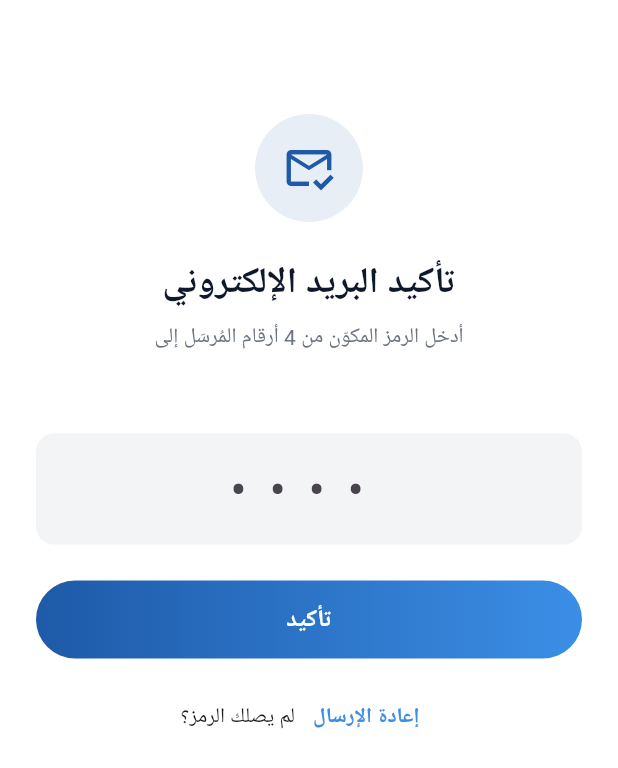
After one commit to FreeBird27798/mustamirr, a Flutter app: the VerifyEmailPage screen opened by its route, on a phone screen of 412 x 824 dp. The commit adds this screen. Shown: the top 768 px of the screen. Run offline on Flutter 3.47's test engine with Material 3 defaults, Android fonts, the phone set to English and light mode, and no system bars; our stand-ins replace dartz, dio, equatable, flutter_bloc, flutter_svg, get_it and 2 more; accounts and stored records are empty.

Commit message:
feat: integrate real auth API (login, register, email verification)- point API client at the real backend (reg-gaza.com)- wire login/logout to real endpoints; parse user + token from response- real register with username + password confirmation (student/teacher)- add OTP email-verification flow: verify-email screen, resend, new route- map backend's nested error envelope to Arabic failure messages

```diff
--- a/lib/core/api/api_client.dart
+++ b/lib/core/api/api_client.dart
@@ -1,7 +1,7 @@
 import 'package:dio/dio.dart';
 import 'package:shared_preferences/shared_preferences.dart';
 
-const String baseUrl = 'https://your-laravel-api.com/api';
+const String baseUrl = 'https://reg-gaza.com/api';
 
 class ApiClient {
   final Dio _dio;
--- a/lib/core/di/injection_container.dart
+++ b/lib/core/di/injection_container.dart
@@ -63,6 +63,8 @@ import '../../features/auth/domain/repositories/auth_repository.dart';
 import '../../features/auth/domain/usecases/login_usecase.dart';
 import '../../features/auth/domain/usecases/logout_usecase.dart';
 import '../../features/auth/domain/usecases/register_usecase.dart';
+import '../../features/auth/domain/usecases/resend_verification_usecase.dart';
+import '../../features/auth/domain/usecases/verify_email_usecase.dart';
 import '../../features/auth/presentation/bloc/auth_bloc.dart';
 
 final sl = GetIt.instance;
@@ -89,6 +91,8 @@ Future<void> initDependencies() async {
   // Auth — Use cases
   sl.registerLazySingleton(() => LoginUseCase(sl()));
   sl.registerLazySingleton(() => RegisterUseCase(sl()));
+  sl.registerLazySingleton(() => VerifyEmailUseCase(sl()));
+  sl.registerLazySingleton(() => ResendVerificationUseCase(sl()));
   sl.registerLazySingleton(() => LogoutUseCase(sl()));
 
   // Auth — Bloc
@@ -96,6 +100,8 @@ Future<void> initDependencies() async {
     () => AuthBloc(
       loginUseCase: sl(),
       registerUseCase: sl(),
+      verifyEmailUseCase: sl(),
+      resendVerificationUseCase: sl(),
       logoutUseCase: sl(),
     ),
   );
--- a/lib/core/errors/exceptions.dart
+++ b/lib/core/errors/exceptions.dart
@@ -1,5 +1,5 @@
-/// Exceptions thrown by the data layer (data sources). The repository
-/// catches them and converts them to Failures via `mapErrorToFailure`.
+// Exceptions thrown by the data layer (data sources). The repository
+// catches them and converts them to Failures via `mapErrorToFailure`.
 
 /// A general server/business error that already carries a user-facing
 /// message (e.g. a mock data source, or a manually-thrown error).
--- a/lib/core/utils/app_router.dart
+++ b/lib/core/utils/app_router.dart
@@ -4,6 +4,7 @@ import 'package:shared_preferences/shared_preferences.dart';
 
 import '../../features/auth/presentation/pages/login_page.dart';
 import '../../features/auth/presentation/pages/register_page.dart';
+import '../../features/auth/presentation/pages/verify_email_page.dart';
 import '../../features/auth/presentation/pages/onboarding_page.dart';
 import '../../features/auth/presentation/pages/splash_page.dart';
 import '../../features/student/presentation/pages/student_home_page.dart';
@@ -33,6 +34,7 @@ class AppRoutes {
   static const onboarding = '/onboarding';
   static const login = '/login';
   static const register = '/register';
+  static const verifyEmail = '/verify-email';
   static const studentHome = '/student';
   static const subjects = '/student/subjects';
   static const favorites = '/student/favorites';
@@ -76,7 +78,9 @@ final GoRouter appRouter = GoRouter(
     final token = prefs.getString('auth_token');
     final role = prefs.getString('user_role');
 
-    final isAuthPage = loc == AppRoutes.login || loc == AppRoutes.register;
+    final isAuthPage = loc == AppRoutes.login ||
+        loc == AppRoutes.register ||
+        loc == AppRoutes.verifyEmail;
 
     // No token → go to login
     if (token == null) {
@@ -105,6 +109,11 @@ final GoRouter appRouter = GoRouter(
     GoRoute(
       path: AppRoutes.register,
       builder: (context, _) => const RegisterPage(),
+    ),
+    GoRoute(
+      path: AppRoutes.verifyEmail,
+      builder: (context, state) =>
+          VerifyEmailPage(email: state.extra as String? ?? ''),
     ),
     StatefulShellRoute.indexedStack(
       builder: (context, state, navigationShell) {
--- a/lib/features/auth/domain/usecases/register_usecase.dart
+++ b/lib/features/auth/domain/usecases/register_usecase.dart
@@ -2,20 +2,21 @@ import 'package:dartz/dartz.dart';
 import 'package:equatable/equatable.dart';
 import '../../../../core/errors/failures.dart';
 import '../../../../core/usecases/usecase.dart';
-import '../entities/user_entity.dart';
 import '../repositories/auth_repository.dart';
 
-class RegisterUseCase implements UseCase<UserEntity, RegisterParams> {
+class RegisterUseCase implements UseCase<Unit, RegisterParams> {
   final AuthRepository repository;
 
   RegisterUseCase(this.repository);
 
   @override
-  Future<Either<Failure, UserEntity>> call(RegisterParams params) {
+  Future<Either<Failure, Unit>> call(RegisterParams params) {
     return repository.register(
       name: params.name,
       email: params.email,
+      username: params.username,
       password: params.password,
+      passwordConfirmation: params.passwordConfirmation,
       role: params.role,
     );
   }
@@ -24,16 +25,27 @@ class RegisterUseCase implements UseCase<UserEntity, RegisterParams> {
 class RegisterParams extends Equatable {
   final String name;
   final String email;
+  final String username;
   final String password;
+  final String passwordConfirmation;
   final String role;
 
   const RegisterParams({
     required this.name,
     required this.email,
+    required this.username,
     required this.password,
+    required this.passwordConfirmation,
     required this.role,
   });
 
   @override
-  List<Object> get props => [name, email, password, role];
+  List<Object> get props => [
+    name,
+    email,
+    username,
+    password,
+    passwordConfirmation,
+    role,
+  ];
 }
--- /dev/null
+++ b/lib/features/auth/domain/usecases/resend_verification_usecase.dart
@@ -0,0 +1,25 @@
+import 'package:dartz/dartz.dart';
+import 'package:equatable/equatable.dart';
+import '../../../../core/errors/failures.dart';
+import '../../../../core/usecases/usecase.dart';
+import '../repositories/auth_repository.dart';
+
+class ResendVerificationUseCase implements UseCase<Unit, ResendVerificationParams> {
+  final AuthRepository repository;
+
+  ResendVerificationUseCase(this.repository);
+
+  @override
+  Future<Either<Failure, Unit>> call(ResendVerificationParams params) {
+    return repository.resendVerification(email: params.email);
+  }
+}
+
+class ResendVerificationParams extends Equatable {
+  final String email;
+
+  const ResendVerificationParams({required this.email});
+
+  @override
+  List<Object> get props => [email];
+}
--- /dev/null
+++ b/lib/features/auth/domain/usecases/verify_email_usecase.dart
@@ -0,0 +1,26 @@
+import 'package:dartz/dartz.dart';
+import 'package:equatable/equatable.dart';
+import '../../../../core/errors/failures.dart';
+import '../../../../core/usecases/usecase.dart';
+import '../repositories/auth_repository.dart';
+
+class VerifyEmailUseCase implements UseCase<Unit, VerifyEmailParams> {
+  final AuthRepository repository;
+
+  VerifyEmailUseCase(this.repository);
+
+  @override
+  Future<Either<Failure, Unit>> call(VerifyEmailParams params) {
+    return repository.verifyEmail(email: params.email, otp: params.otp);
+  }
+}
+
+class VerifyEmailParams extends Equatable {
+  final String email;
+  final String otp;
+
+  const VerifyEmailParams({required this.email, required this.otp});
+
+  @override
+  List<Object> get props => [email, otp];
+}
--- a/lib/features/auth/presentation/bloc/auth_event.dart
+++ b/lib/features/auth/presentation/bloc/auth_event.dart
@@ -20,18 +20,48 @@ class LoginEvent extends AuthEvent {
 class RegisterEvent extends AuthEvent {
   final String name;
   final String email;
+  final String username;
   final String password;
+  final String passwordConfirmation;
   final String role;
 
   const RegisterEvent({
     required this.name,
     required this.email,
+    required this.username,
     required this.password,
+    required this.passwordConfirmation,
     required this.role,
   });
 
   @override
-  List<Object> get props => [name, email, password, role];
+  List<Object> get props => [
+    name,
+    email,
+    username,
+    password,
+    passwordConfirmation,
+    role,
+  ];
+}
+
+class VerifyEmailEvent extends AuthEvent {
+  final String email;
+  final String otp;
+
+  const VerifyEmailEvent({required this.email, required this.otp});
+
+  @override
+  List<Object> get props => [email, otp];
+}
+
+class ResendVerificationEvent extends AuthEvent {
+  final String email;
+
+  const ResendVerificationEvent({required this.email});
+
+  @override
+  List<Object> get props => [email];
 }
 
 class LogoutEvent extends AuthEvent {
--- a/lib/features/auth/presentation/bloc/auth_state.dart
+++ b/lib/features/auth/presentation/bloc/auth_state.dart
@@ -25,6 +25,28 @@ class AuthSuccess extends AuthState {
   List<Object> get props => [user];
 }
 
+/// Account created but not yet verified — the backend emailed an OTP to
+/// [email]. The UI should move to the verification screen.
+class RegistrationSuccess extends AuthState {
+  final String email;
+
+  const RegistrationSuccess(this.email);
+
+  @override
+  List<Object> get props => [email];
+}
+
+/// The emailed OTP was accepted — the account is active. The UI should send
+/// the user to the login screen.
+class EmailVerified extends AuthState {
+  const EmailVerified();
+}
+
+/// A fresh verification OTP was sent (used to confirm a "resend" tap).
+class VerificationResent extends AuthState {
+  const VerificationResent();
+}
+
 class AuthFailure extends AuthState {
   final String message;
 
--- /dev/null
+++ b/lib/features/auth/presentation/pages/verify_email_page.dart
@@ -0,0 +1,213 @@
+import 'package:flutter/material.dart';
+import 'package:flutter/services.dart';
+import 'package:flutter_bloc/flutter_bloc.dart';
+import 'package:go_router/go_router.dart';
+import '../../../../core/di/injection_container.dart';
+import '../../../../core/utils/app_colors.dart';
+import '../../../../core/utils/app_router.dart';
+import '../bloc/auth_bloc.dart';
+import '../bloc/auth_event.dart';
+import '../bloc/auth_state.dart';
+import '../widgets/auth_button.dart';
+
+class VerifyEmailPage extends StatefulWidget {
+  final String email;
+  const VerifyEmailPage({super.key, required this.email});
+
+  @override
+  State<VerifyEmailPage> createState() => _VerifyEmailPageState();
+}
+
+class _VerifyEmailPageState extends State<VerifyEmailPage> {
+  final _formKey = GlobalKey<FormState>();
+  final _otpController = TextEditingController();
+
+  @override
+  void dispose() {
+    _otpController.dispose();
+    super.dispose();
+  }
+
+  void _onVerify(BuildContext context) {
+    if (_formKey.currentState!.validate()) {
+      context.read<AuthBloc>().add(
+        VerifyEmailEvent(
+          email: widget.email,
+          otp: _otpController.text.trim(),
+        ),
+      );
+    }
+  }
+
+  @override
+  Widget build(BuildContext context) {
+    return BlocProvider(
+      create: (_) => sl<AuthBloc>(),
+      child: Directionality(
+        textDirection: TextDirection.rtl,
+        child: Scaffold(
+          backgroundColor: AppColors.background,
+          appBar: AppBar(
+            backgroundColor: AppColors.background,
+            elevation: 0,
+            foregroundColor: AppColors.dark,
+          ),
+          body: BlocListener<AuthBloc, AuthState>(
+            listener: (context, state) {
+              if (state is EmailVerified) {
+                ScaffoldMessenger.of(context).showSnackBar(
+                  const SnackBar(
+                    content: Text('تم تأكيد حسابك بنجاح. سجّل دخولك للمتابعة.'),
+                    backgroundColor: Colors.green,
+                  ),
+                );
+                context.go(AppRoutes.login);
+              }
+              if (state is VerificationResent) {
+                ScaffoldMessenger.of(context).showSnackBar(
+                  const SnackBar(
+                    content: Text('تم إرسال رمز جديد إلى بريدك الإلكتروني.'),
+                  ),
+                );
+              }
+              if (state is AuthFailure) {
+                ScaffoldMessenger.of(context).showSnackBar(
+                  SnackBar(
+                    content: Text(state.message),
+                    backgroundColor: Colors.red,
+                  ),
+                );
+              }
+            },
+            child: SafeArea(
+              child: SingleChildScrollView(
+                padding: const EdgeInsets.symmetric(horizontal: 24),
+                child: Form(
+                  key: _formKey,
+                  child: Column(
+                    crossAxisAlignment: CrossAxisAlignment.stretch,
+                    children: [
+                      const SizedBox(height: 20),
+                      Container(
+                        width: 72,
+                        height: 72,
+                        alignment: Alignment.center,
+                        decoration: BoxDecoration(
+                          color: AppColors.primary.withValues(alpha: 0.1),
+                          shape: BoxShape.circle,
+                        ),
+                        child: const Icon(
+                          Icons.mark_email_read_outlined,
+                          color: AppColors.primary,
+                          size: 36,
+                        ),
+                      ),
+                      const SizedBox(height: 24),
+                      const Text(
+                        'تأكيد البريد الإلكتروني',
+                        textAlign: TextAlign.center,
+                        style: TextStyle(
+                          fontSize: 24,
+                          fontWeight: FontWeight.bold,
+                          color: AppColors.dark,
+                        ),
+                      ),
+                      const SizedBox(height: 8),
+                      Text(
+                        'أدخل الرمز المكوّن من 4 أرقام المُرسَل إلى\n${widget.email}',
+                        textAlign: TextAlign.center,
+                        style: const TextStyle(
+                          fontSize: 14,
+                          color: AppColors.textGrey,
+                        ),
+                      ),
+                      const SizedBox(height: 32),
+                      TextFormField(
+                        controller: _otpController,
+                        keyboardType: TextInputType.number,
+                        textAlign: TextAlign.center,
+                        maxLength: 4,
+                        style: const TextStyle(
+                          fontSize: 28,
+                          fontWeight: FontWeight.bold,
+                          letterSpacing: 16,
+                        ),
+                        inputFormatters: [
+                          FilteringTextInputFormatter.digitsOnly,
+                        ],
+                        validator: (value) {
+                          if (value == null || value.trim().length < 4) {
+                            return 'الرجاء إدخال الرمز كاملًا';
+                          }
+                          return null;
+                        },
+                        decoration: InputDecoration(
+                          counterText: '',
+                          hintText: '••••',
+                          filled: true,
+                          fillColor: AppColors.inputBackground,
+                          border: OutlineInputBorder(
+                            borderRadius: BorderRadius.circular(12),
+                            borderSide: BorderSide.none,
+                          ),
+                          enabledBorder: OutlineInputBorder(
+                            borderRadius: BorderRadius.circular(12),
+                            borderSide: BorderSide.none,
+                          ),
+                          focusedBorder: OutlineInputBorder(
+                            borderRadius: BorderRadius.circular(12),
+                            borderSide: const BorderSide(
+                              color: AppColors.primary,
+                              width: 1.5,
+                            ),
+                          ),
+                        ),
+                      ),
+                      const SizedBox(height: 24),
+                      BlocBuilder<AuthBloc, AuthState>(
+                        builder: (context, state) {
+                          return AuthButton(
+                            label: 'تأكيد',
+                            isLoading: state is AuthLoading,
+                            onPressed: () => _onVerify(context),
+                          );
+                        },
+                      ),
+                      const SizedBox(height: 16),
+                      Row(
+                        mainAxisAlignment: MainAxisAlignment.center,
+                        children: [
+                          BlocBuilder<AuthBloc, AuthState>(
+                            builder: (context, state) {
+                              return TextButton(
+                                onPressed: state is AuthLoading
+                                    ? null
+                                    : () => context.read<AuthBloc>().add(
+                                        ResendVerificationEvent(
+                                          email: widget.email,
+                                        ),
+                                      ),
+                                child: const Text(
+                                  'إعادة الإرسال',
+                                  style: TextStyle(
+                                    color: AppColors.glow,
+                                    fontWeight: FontWeight.w600,
+                                  ),
+                                ),
+                              );
+                            },
+                          ),
+                          const Text('لم يصلك الرمز؟'),
+                        ],
+                      ),
+                    ],
+                  ),
+                ),
+              ),
+            ),
+          ),
+        ),
+      ),
+    );
+  }
+}
```
Also changed, not shown: lib/core/errors/error_mapper.dart (+13 -2 lines), lib/features/auth/data/datasources/auth_remote_datasource.dart (+59 -37 lines), lib/features/auth/data/models/user_model.dart (+10 -16 lines), lib/features/auth/data/repositories/auth_repository_impl.dart (+32 -3 lines), lib/features/auth/domain/repositories/auth_repository.dart (+15 -1 lines), lib/features/auth/presentation/bloc/auth_bloc.dart (+39 -1 lines), lib/features/auth/presentation/pages/register_page.dart (+28 -5 lines).
